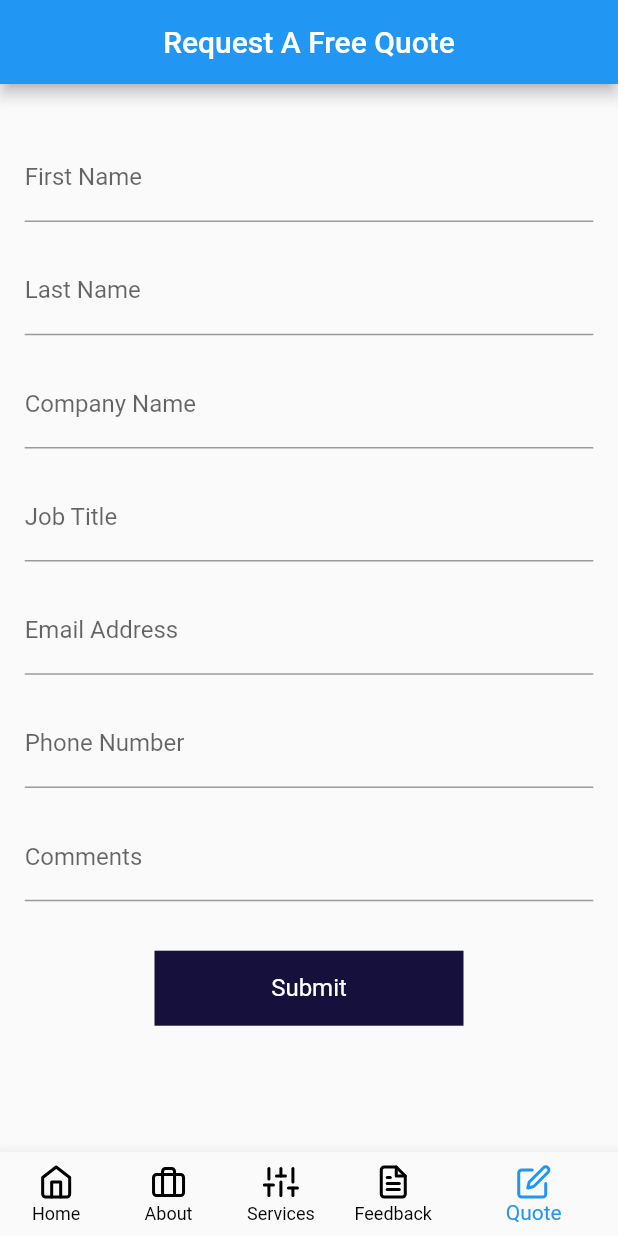
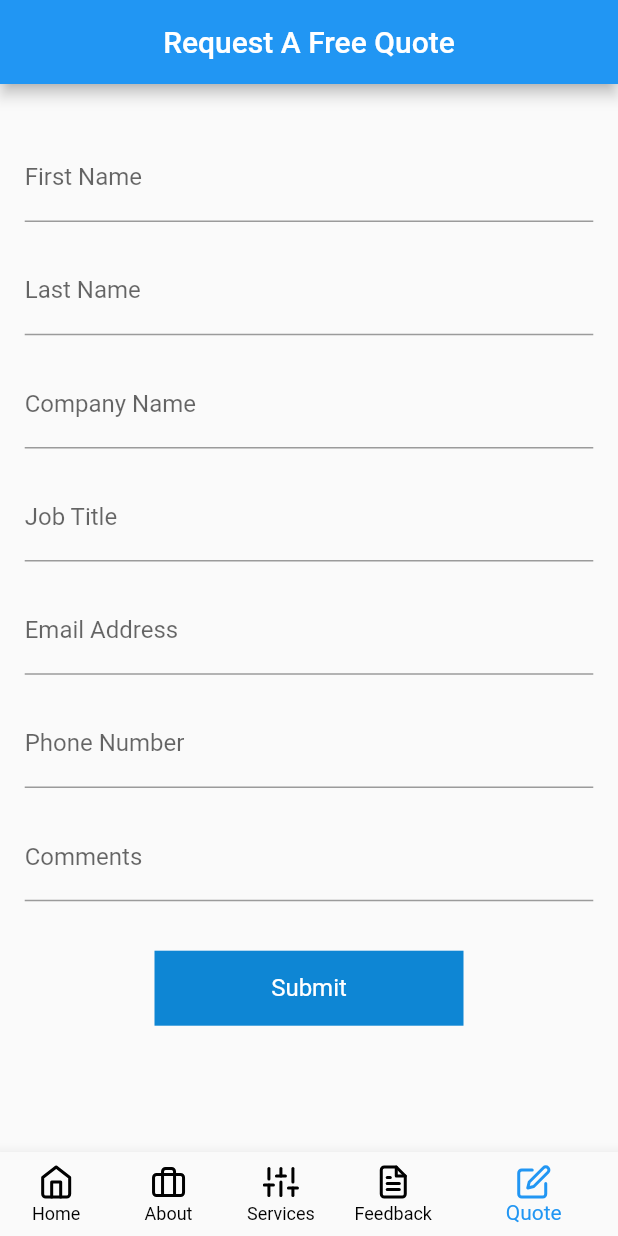
Before and after one commit to olawhizzy/trash_collectors, a Flutter app: the screen it shows after launch, item 5 of the bottom bar chosen, after a tap on "Submit", on a phone screen of 412 x 824 dp. Run offline on Flutter 3.47's test engine with Material 2 defaults, Android fonts, the phone set to English and light mode, and no system bars; our stand-ins replace animated_splash_screen, firebase_core, flutter_icons, lottie, responsive_sizer, webview_flutter; missing offline and left inert: flutter_email_sender, mailer, onesignal_flutter; accounts and stored records are empty.

Commit message:
new update

```diff
--- a/lib/main.dart
+++ b/lib/main.dart
@@ -1,8 +1,17 @@
+import 'package:firebase_core/firebase_core.dart';
 import 'package:flutter/material.dart';
+import 'package:onesignal_flutter/onesignal_flutter.dart';
 import 'package:responsive_sizer/responsive_sizer.dart';
 import 'package:trash_collectors/ui/splash_screen.dart';
 
 void main() {
+  WidgetsFlutterBinding.ensureInitialized();
+  Firebase.initializeApp();
+  OneSignal.shared.setAppId("55a85dc6-9313-468e-a09a-cc149b4fd507");
+  /*OneSignal.shared.init("55a85dc6-9313-468e-a09a-cc149b4fd507", iOSSettings: {
+    OSiOSSettings.autoPrompt: false,
+    OSiOSSettings.inAppLaunchUrl: false
+  });*/
   runApp(MyApp());
 }
 
--- a/lib/ui/pages/quote.dart
+++ b/lib/ui/pages/quote.dart
@@ -150,60 +150,46 @@ class _QoutePageState extends State<QoutePage> {
     String username = 'bennetdiane01@gmail.com';
     String password = 'dianebennet1000123445';
 
-    final smtpServer = gmail(username, password);
+    //final smtpServer = gmail(username, password);
     // Use the SmtpServer class to configure an SMTP server:
     // final smtpServer = SmtpServer('smtp.domain.com');
     // See the named arguments of SmtpServer for further configuration
     // options.
 
     // Create our message.
-    final Email email = Email(
-      body: 'First name: ${_firstname} \n Last name: ${_lastname} \n Email: ${_email} \n Company name: ${_company} \n Job Title: ${_job} \n Phone: ${_phone} \n Comments: ${_comments} \n ';
+    /*final Email email = Email(
+      body: 'First name: ${_firstname} \n Last name: ${_lastname} \n Email: ${_email} \n Company name: ${_company} \n Job Title: ${_job} \n Phone: ${_phone} \n Comments: ${_comments} \n ',
       subject: 'Request a free quote :: 😀 :: ${DateTime.now()}',
-      recipients: username,
-      //cc: ['cc@example.com'],
+      recipients: ['${username}'],
+      //cc: ['cc@example.com'],tt
       //bcc: ['bcc@example.com'],
       //attachmentPaths: ['/path/to/attachment.zip'],
       isHTML: false,
-    );
-
-    await FlutterEmailSender.send(email);
-    final message = Message()
-      ..from = Address(username, _firstname.text)
-      ..recipients.add('bennetdiane01@gmail.com')
-      //..ccRecipients.addAll(['destCc1@example.com', 'destCc2@example.com'])
-      //..bccRecipients.add(Address('bccAddress@example.com'))
-      ..subject = 'Request a free quote :: 😀 :: ${DateTime.now()}'
-      ..text = 'First name: ${_firstname} \n Last name: ${_lastname} \n Email: ${_email} \n Company name: ${_company} \n Job Title: ${_job} \n Phone: ${_phone} \n Comments: ${_comments} \n ';
-      //..html = "<h1>Test</h1>\n<p>Hey! Here's some HTML content</p>";
+    );*/
 
     try {
-      final sendReport = await send(message, smtpServer);
-      var connection = PersistentConnection(smtpServer);
+    //await FlutterEmailSender.send(email);
+    //final sendReport = await send(message, smtpServer);
+     // var connection = PersistentConnection(smtpServer);
 
       // send the equivalent message
-      await connection.send(message);
+      //await connection.send(message);
 
       // close the connection
-      await connection.close();
-      print('Message sent: ' + sendReport.toString());
+      //await connection.close();
+      //print('Message sent: ' + sendReport.toString());
       return AlertDialog(
         title: Text('Request sent!'),
         content: Text("Thank you for sending your request. We'll get back to you soon."),
       );
-    } on MailerException catch (e) {
+    } on FlutterEmailSender catch (e) {
       print('Message not sent.');
-      for (var p in e.problems) {
-        print('Problem: ${p.code}: ${p.msg}');
-      }
       return AlertDialog(
         title: Text('Error occured!'),
         content: Text("An error occured. Try again!!"),
       );
       print('Message not sent.');
-      for (var p in e.problems) {
-        print('Problem: ${p.code}: ${p.msg}');
-      }
+
     }
     // DONE
 
--- a/lib/ui/shared/variables.dart
+++ b/lib/ui/shared/variables.dart
@@ -4,7 +4,7 @@ var publicKey = '[YOUR_PAYSTACK_PUBLIC_KEY]'; //paystack key
 
 String url = 'http://revenue.icmaservices.com'; // for URL
 
-var primaryColor = Color(0xff16103D);
+var primaryColor = Color(0xff0E86D4);
 //var primaryColor = Color(0xff2962FF);
 var secondaryColor = Color(0xff2962FF);
 //var secondaryColor = Color(0xffFEC65A);
```
Also changed, not shown: pubspec.yaml (+7 -1 lines), pubspec.lock, 24 other files.
